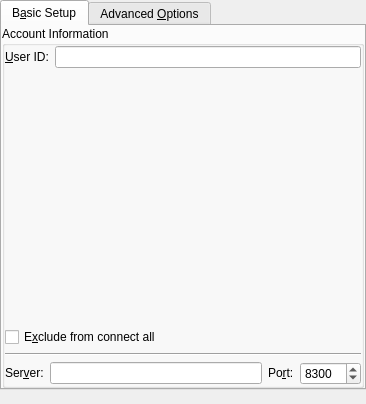
KDE/kopete, file protocols/groupwise/ui/gwaccountpreferences.ui: the form before one commit.
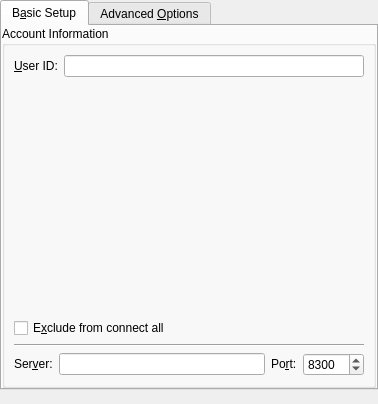
The form after the commit. Custom widgets are drawn as their Qt base class.

The edit to the form file:
```diff
--- a/protocols/groupwise/ui/gwaccountpreferences.ui
+++ b/protocols/groupwise/ui/gwaccountpreferences.ui
@@ -1,11 +1,11 @@
 <ui version="4.0" >
  <class>GroupWiseAccountPreferences</class>
- <widget class="QWidget" name="GroupWiseAccountPreferences" >
-  <property name="geometry" >
+ <widget class="QWidget" name="GroupWiseAccountPreferences">
+  <property name="geometry">
    <rect>
     <x>0</x>
     <y>0</y>
-    <width>366</width>
+    <width>378</width>
     <height>404</height>
    </rect>
   </property>
@@ -62,18 +62,6 @@
           <property name="spacing" >
            <number>6</number>
           </property>
-          <property name="leftMargin" >
-           <number>0</number>
-          </property>
-          <property name="topMargin" >
-           <number>0</number>
-          </property>
-          <property name="rightMargin" >
-           <number>0</number>
-          </property>
-          <property name="bottomMargin" >
-           <number>0</number>
-          </property>
           <item>
            <layout class="QHBoxLayout" >
             <property name="spacing" >
```
Left out of the diff: 205 changed lines with no effect on the pictures.
